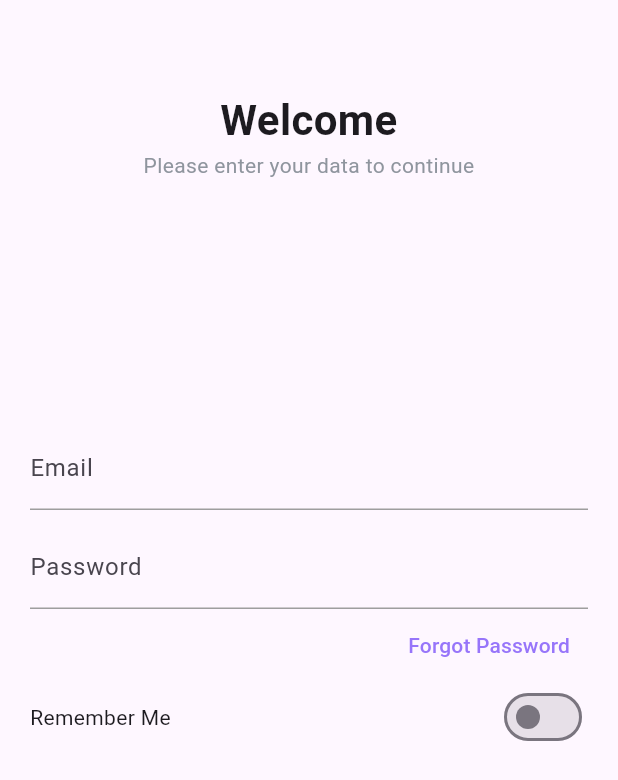
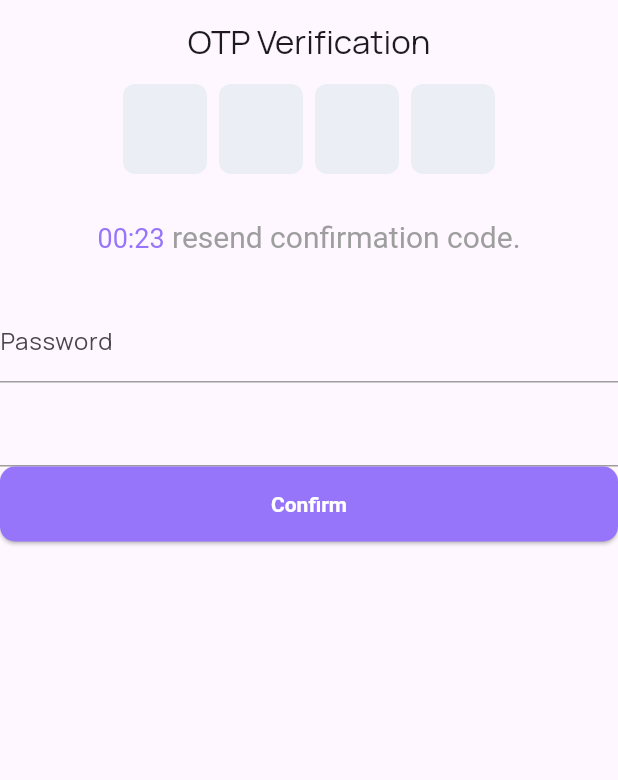
Before and after one commit to flutterr05-dev/e_commerce, a Flutter app: the screen it shows after launch, on a phone screen of 412 x 824 dp. Shown: the top 780 px of the screen. Run offline on Flutter 3.47's test engine with Material 3 defaults, Android fonts, the phone set to English and light mode, and no system bars; drawn by our look-alikes of pinput; our stand-ins replace flutter_svg, get.

Commit message:
otp verification system

```diff
--- /dev/null
+++ b/lib/helpers/time_formetter.dart
@@ -0,0 +1,8 @@
+
+
+String formatTime(int seconds) {
+  final minutes = (seconds ~/ 60).toString().padLeft(2, '0');
+  final secs = (seconds % 60).toString().padLeft(2, '0');
+  return "$minutes:$secs";
+  // 00:00
+}
--- a/lib/main.dart
+++ b/lib/main.dart
@@ -1,5 +1,6 @@
 import 'package:e_commerce/routes/routes.dart';
 import 'package:e_commerce/utils/colors.dart';
+import 'package:e_commerce/view/pages/auth/otp_verification.dart';
 import 'package:flutter/material.dart';
 import 'package:get/get.dart';
 
@@ -20,12 +21,15 @@ class MyApp extends StatelessWidget {
       title: 'Flutter Demo',
       debugShowCheckedModeBanner: false,
       theme: ThemeData(
+        fontFamily: "Manrope",
         primaryColor: CustomColors.primaryColor,
         colorScheme: ColorScheme.fromSeed(seedColor: Colors.deepPurple),
       ),
-     initialRoute: Routes.splashScreen,
+
+     //initialRoute: Routes.splashScreen,
     // routes: pages,
-      getPages: pages,
+    //  getPages: pages,
+      home:OtpVerification(),
 
     );
   }
--- a/lib/routes/routes.dart
+++ b/lib/routes/routes.dart
@@ -1,5 +1,5 @@
 
-import 'package:e_commerce/view/pages/login/login_screen.dart';
+import 'package:e_commerce/view/pages/auth/login_screen.dart';
 import 'package:e_commerce/view/pages/splash/splash_screen.dart';
 import 'package:flutter/cupertino.dart';
 import 'package:get/get.dart';
--- a/lib/view/base/custom_textfromfield.dart
+++ b/lib/view/base/custom_textfromfield.dart
@@ -9,17 +9,20 @@ class CustomTextFromField extends StatelessWidget {
      this.hintText,
      this.labelText,
      this.obscureText=false,
+     this.validator
   }) ;
 
   final TextEditingController? controller;
   final String? hintText;
   final String? labelText;
    bool obscureText;
+   String? Function(String?)? validator;
   @override
   Widget build(BuildContext context) {
     return TextFormField(
       controller: controller,
       obscureText: obscureText,
+      validator: validator,
       decoration:InputDecoration(
         hintText: hintText,
         labelText: labelText,
--- a/lib/view/pages/login/login_screen.dart
+++ b/lib/view/pages/auth/login_screen.dart
@@ -1,5 +1,8 @@
 import 'package:e_commerce/controllers/auth_controller.dart';
 import 'package:e_commerce/utils/colors.dart';
+import 'package:e_commerce/view/pages/auth/otp_verification.dart';
+import 'package:e_commerce/view/pages/auth/sign_up.dart';
+import 'package:flutter/gestures.dart';
 import 'package:flutter/material.dart';
 import 'package:get/get.dart';
 
@@ -15,7 +18,6 @@ class LoginScreen extends StatefulWidget {
 class _LoginScreenState extends State<LoginScreen> {
   TextEditingController _emailCtrl = TextEditingController();
   TextEditingController _passCtrl = TextEditingController();
-
 
   @override
   Widget build(BuildContext context) {
@@ -72,13 +74,30 @@ class _LoginScreenState extends State<LoginScreen> {
                   Row(
                     children: [
                       Text("Remember Me"),
-
                       Spacer(),
                       Switch(
                         value: Get.find<AuthController>().isRememberMe,
                         onChanged: controller.onRememberMeChanged,
                       ),
                     ],
+                  ),
+
+                  SizedBox(height: 168),
+                  CustomButton(title: "Login", onPressed: () => Get.to(() => OtpVerification(),),),
+
+                  SizedBox(height: 20),
+                  RichText(
+                    text: TextSpan(
+                      children: [
+                        TextSpan(text: "Don't have an account? "),
+                        TextSpan(
+                          text: "Sign Up",
+                          style: TextStyle(color: CustomColors.primaryColor),
+                          recognizer: TapGestureRecognizer()
+                            ..onTap = () => Get.to(() => SignUpScreen()),
+                        ),
+                      ],
+                    ),
                   ),
                 ],
               ),
@@ -89,3 +108,37 @@ class _LoginScreenState extends State<LoginScreen> {
     );
   }
 }
+
+class CustomButton extends StatelessWidget {
+   CustomButton({
+    super.key,
+    required  this.title,
+    required this.onPressed
+  });
+
+  String title;
+  Function() onPressed;
+
+  @override
+  Widget build(BuildContext context) {
+    return ElevatedButton(
+      style: ElevatedButton.styleFrom(
+        backgroundColor: CustomColors.primaryColor,
+        textStyle: TextStyle(color: Colors.white),
+        shape: RoundedRectangleBorder(
+          borderRadius: BorderRadius.circular(10),
+        ),
+        minimumSize: Size(double.infinity, 50),
+      ),
+
+      onPressed: onPressed,
+      child: Text(
+        title,
+        style: TextStyle(
+          color: Colors.white,
+          fontWeight: FontWeight.w600,
+        ),
+      ),
+    );
+  }
+}
--- /dev/null
+++ b/lib/view/pages/auth/otp_verification.dart
@@ -0,0 +1,131 @@
+import 'package:e_commerce/controllers/auth_controller.dart';
+import 'package:e_commerce/utils/colors.dart';
+import 'package:e_commerce/view/pages/auth/login_screen.dart';
+import 'package:flutter/material.dart';
+import 'package:get/get.dart';
+import 'package:pinput/pinput.dart';
+
+import '../../../helpers/time_formetter.dart';
+import '../../base/custom_textfromfield.dart';
+
+class OtpVerification extends StatefulWidget {
+  const OtpVerification({super.key});
+
+  @override
+  State<OtpVerification> createState() => _OtpVerificationState();
+}
+
+class _OtpVerificationState extends State<OtpVerification> {
+  AuthController _authController = Get.find<AuthController>();
+
+  TextEditingController _pinPutController = TextEditingController();
+  TextEditingController _passwordController = TextEditingController();
+
+  GlobalKey<FormState> _formKey = GlobalKey<FormState>();
+
+  @override
+  void initState() {
+    _authController.startTimer();
+    super.initState();
+  }
+
+  @override
+  void dispose() {
+    _authController.dispostTimer();
+    super.dispose();
+  }
+
+  @override
+  Widget build(BuildContext context) {
+    return Scaffold(
+      appBar: AppBar(title: const Text("OTP Verification"), centerTitle: true),
+      body: Form(
+        key: _formKey,
+        child: Center(
+          child: Obx(
+            () => Column(
+              crossAxisAlignment: CrossAxisAlignment.center,
+              children: [
+                Pinput(
+                  controller: _pinPutController,
+
+                  validator: (v) {
+                    if (v!.length < 4) {
+                      return "Enter a valid code";
+                    }
+                    return null;
+                  },
+
+                  length: 4,
+                ),
+                const SizedBox(height: 30),
+                _authController.enableResend.value
+                    ? TextButton(
+                        onPressed: () {
+                          _authController.startTimer();
+                        },
+                        child: Text("Resend Code"),
+                      )
+                    : RichText(
+                        text: TextSpan(
+                          text: formatTime(
+                            _authController.secondsRemaining.value,
+                          ),
+                          style: TextStyle(
+                            color: CustomColors.primaryColor,
+                            fontSize: 18,
+                          ),
+                          children: [
+                            TextSpan(
+                              text: " resend confirmation code.",
+                              style: TextStyle(
+                                color: Colors.grey,
+                                fontSize: 20,
+                              ),
+                            ),
+                          ],
+                        ),
+                      ),
+
+                const SizedBox(height: 30),
+                ////
+
+                CustomTextFromField(
+                  controller: _passwordController,
+
+                  hintText: "Enter your password",
+                  labelText: "Password",
+                ),
+
+                CustomTextFromField(
+                  validator: (v){
+                    if(_passwordController.text!=v){
+                      return "Password not match";
+                    }
+                    return null;
+
+                  },
+
+                  hintText: "Enter your confirm password",
+                  labelText: "",
+                ),
+
+
+
+
+
+                CustomButton(title: "Confirm", onPressed: () {
+
+                  if (_formKey.currentState!.validate()) {
+                    print("Success");
+
+                  }
+                }),
+              ],
+            ),
+          ),
+        ),
+      ),
+    );
+  }
+}
```
Also changed, not shown: lib/controllers/auth_controller.dart (+30 -7 lines), lib/view/pages/auth/sign_up.dart (added, +15 -0 lines), pubspec.yaml (+11 -6 lines), assets/fonts/Manrope-Bold.ttf (added), assets/fonts/Manrope-ExtraBold.ttf (added), assets/fonts/Manrope-ExtraLight.ttf (added), assets/fonts/Manrope-Light.ttf (added), assets/fonts/Manrope-Medium.ttf (added), assets/fonts/Manrope-Regular.ttf (added), assets/fonts/Manrope-SemiBold.ttf (added), pubspec.lock.
